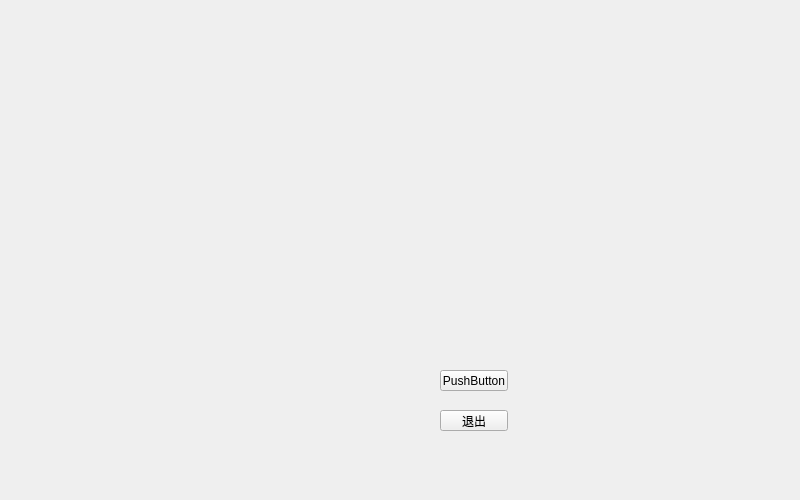
This is project_testing_0302/mainmenuwidget.ui in MatthewVork/project_testing_0302 as Qt 5 draws it before an edit. The edited form follows.
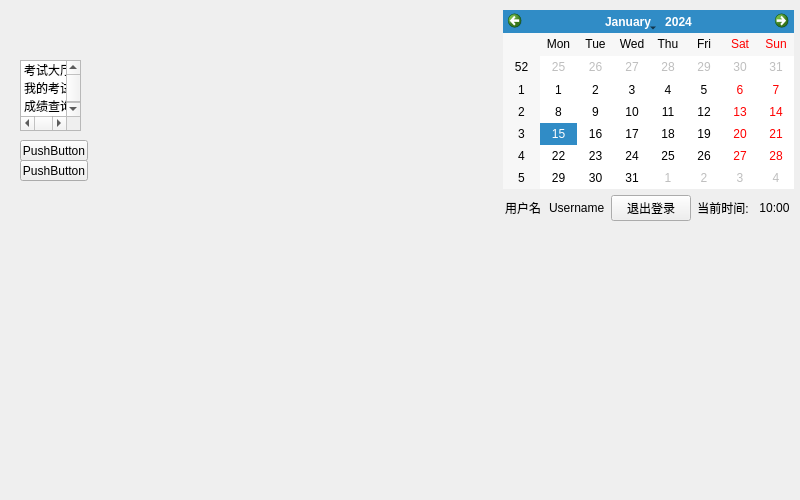
This is the edited form.

Commit message: 正在进行大厅的UI设计和逻辑设计

Diff of the .ui file:
```diff
--- a/project_testing_0302/mainmenuwidget.ui
+++ b/project_testing_0302/mainmenuwidget.ui
@@ -13,24 +13,11 @@
   <property name="windowTitle">
    <string>Form</string>
   </property>
-  <widget class="QPushButton" name="pushButtonCallbackLoginMenu">
-   <property name="geometry">
-    <rect>
-     <x>440</x>
-     <y>410</y>
-     <width>68</width>
-     <height>21</height>
-    </rect>
-   </property>
-   <property name="text">
-    <string>退出</string>
-   </property>
-  </widget>
   <widget class="QPushButton" name="pushButton_2">
    <property name="geometry">
     <rect>
-     <x>440</x>
-     <y>370</y>
+     <x>20</x>
+     <y>160</y>
      <width>68</width>
      <height>21</height>
     </rect>
@@ -39,6 +26,112 @@
     <string>PushButton</string>
    </property>
   </widget>
+  <widget class="QPushButton" name="pushButton">
+   <property name="geometry">
+    <rect>
+     <x>20</x>
+     <y>140</y>
+     <width>68</width>
+     <height>21</height>
+    </rect>
+   </property>
+   <property name="text">
+    <string>PushButton</string>
+   </property>
+  </widget>
+  <widget class="QListWidget" name="listWidget">
+   <property name="geometry">
+    <rect>
+     <x>20</x>
+     <y>60</y>
+     <width>61</width>
+     <height>71</height>
+    </rect>
+   </property>
+   <item>
+    <property name="text">
+     <string>考试大厅</string>
+    </property>
+   </item>
+   <item>
+    <property name="text">
+     <string>我的考试</string>
+    </property>
+   </item>
+   <item>
+    <property name="text">
+     <string>成绩查询</string>
+    </property>
+   </item>
+   <item>
+    <property name="text">
+     <string>个人中心</string>
+    </property>
+   </item>
+  </widget>
+  <widget class="QWidget" name="">
+   <property name="geometry">
+    <rect>
+     <x>503</x>
+     <y>10</y>
+     <width>291</width>
+     <height>211</height>
+    </rect>
+   </property>
+   <layout class="QVBoxLayout" name="verticalLayout">
+    <item>
+     <widget class="QCalendarWidget" name="calendarWidget"/>
+    </item>
+    <item>
+     <layout class="QHBoxLayout" name="horizontalLayout">
+      <item>
+       <widget class="QLabel" name="label">
+        <property name="text">
+         <string>用户名</string>
+        </property>
+        <property name="alignment">
+         <set>Qt::AlignmentFlag::AlignCenter</set>
+        </property>
+       </widget>
+      </item>
+      <item>
+       <widget class="QLabel" name="Username">
+        <property name="text">
+         <string>Username</string>
+        </property>
+       </widget>
+      </item>
+      <item>
+       <widget class="QPushButton" name="logoutBtn">
+        <property name="text">
+         <string>退出登录</string>
+        </property>
+       </widget>
+      </item>
+      <item>
+       <widget class="QLabel" name="label_2">
+        <property name="text">
+         <string>当前时间:</string>
+        </property>
+        <property name="alignment">
+         <set>Qt::AlignmentFlag::AlignCenter</set>
+        </property>
+       </widget>
+      </item>
+      <item>
+       <widget class="QLabel" name="label_3">
+        <property name="text">
+         <string>10:00</string>
+        </property>
+        <property name="alignment">
+         <set>Qt::AlignmentFlag::AlignCenter</set>
+        </property>
+       </widget>
+      </item>
+     </layout>
+    </item>
+   </layout>
+  </widget>
  </widget>
  <resources/>
  <connections/>
```
The commit also changes 62 other files.
